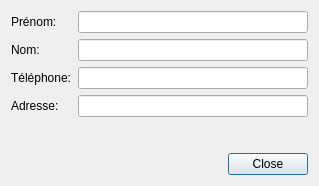
Before: the Qt Designer form InfoDynamiqueQt/Vues/vueclient.ui in AlexandreGirardin/ProjetAnalyse, drawn with Qt 5.
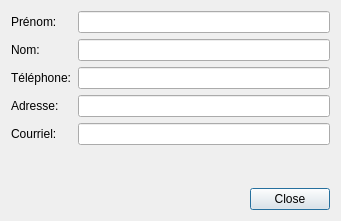
After: the same form once the commit is applied.

Commit message: Ajout du courriel des clients

```diff
--- a/InfoDynamiqueQt/Vues/vueclient.ui
+++ b/InfoDynamiqueQt/Vues/vueclient.ui
@@ -6,8 +6,8 @@
    <rect>
     <x>0</x>
     <y>0</y>
-    <width>319</width>
-    <height>186</height>
+    <width>341</width>
+    <height>221</height>
    </rect>
   </property>
   <property name="windowTitle">
@@ -72,6 +72,16 @@
        </property>
       </widget>
      </item>
+     <item row="4" column="0">
+      <widget class="QLabel" name="etiquetteCourriel">
+       <property name="text">
+        <string>Courriel:</string>
+       </property>
+      </widget>
+     </item>
+     <item row="4" column="1">
+      <widget class="QLineEdit" name="champCourriel"/>
+     </item>
     </layout>
    </item>
    <item>
```
The commit also changes 10 other files.
